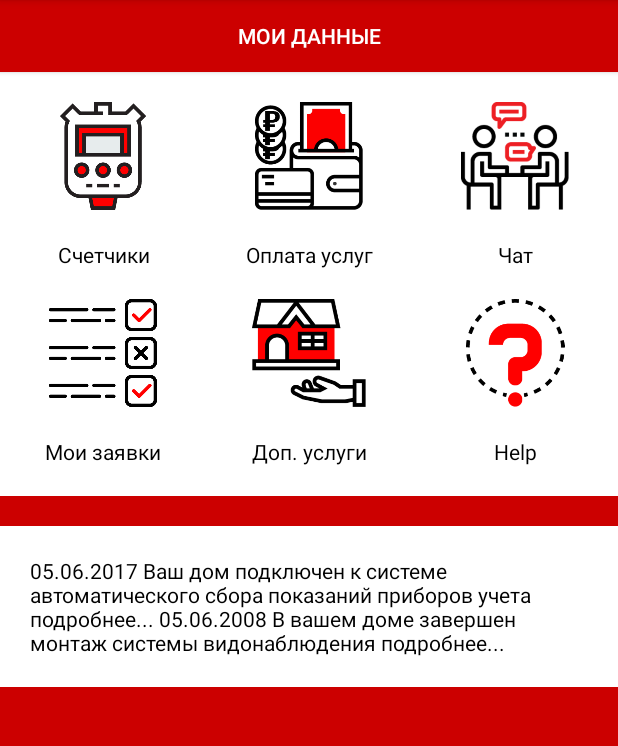
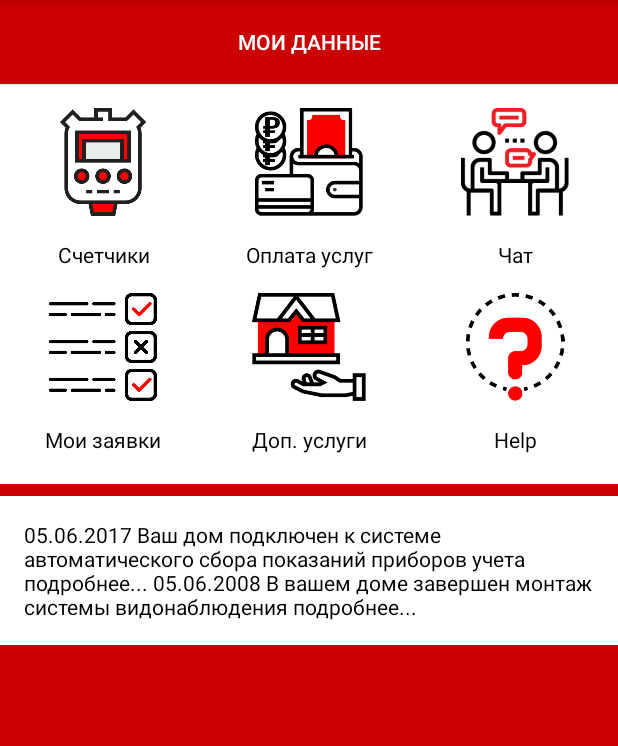
Before and after one commit to GermanMik/PayInHome, an Android app: the MainActivity screen opened directly, with no data from a screen before it, on a phone screen of 412 x 824 dp, the part 84-830 px from its top. Run offline under Robolectric (Android 15) with nearby library versions, the phone set to English and light mode, and no system bars.

Commit message:
Changed padding in activiti to 16dp

```diff
--- a/app/src/main/res/layout/content_main.xml
+++ b/app/src/main/res/layout/content_main.xml
@@ -16,13 +16,12 @@
         <LinearLayout
             android:layout_width="match_parent"
             android:layout_height="wrap_content"
-
             android:orientation="vertical">
 
             <Button
                 android:id="@+id/button3"
                 android:layout_width="match_parent"
-                android:layout_height="wrap_content"
+                android:layout_height="56dp"
                 android:background="@android:color/holo_red_dark"
                 android:text="@string/text_view_my_data"
                 android:textColor="@android:color/white" />
@@ -30,9 +29,7 @@
             <TableLayout
                 android:layout_width="match_parent"
                 android:layout_height="match_parent"
-                android:background="@android:color/white"
-
-                >
+                android:background="@android:color/white">
 
 
                 <TableRow
@@ -46,7 +43,7 @@
                         android:id="@+id/counters_button"
                         android:layout_width="72dp"
                         android:layout_height="72dp"
-                        android:layout_margin="20dp"
+                        android:layout_margin="16dp"
                         android:layout_weight="1"
                         android:background="@android:drawable/screen_background_light_transparent"
                         android:contentDescription="@string/button_counters"
@@ -57,7 +54,7 @@
                         android:id="@+id/pay_button"
                         android:layout_width="72dp"
                         android:layout_height="72dp"
-                        android:layout_margin="20dp"
+                        android:layout_margin="16dp"
                         android:layout_weight="1"
                         android:background="@android:drawable/screen_background_light_transparent"
                         android:contentDescription="@string/button_pay"
@@ -68,7 +65,7 @@
                         android:id="@+id/chat_button"
                         android:layout_width="72dp"
                         android:layout_height="72dp"
-                        android:layout_margin="20dp"
+                        android:layout_margin="16dp"
                         android:layout_weight="1"
                         android:background="@android:drawable/screen_background_light_transparent"
                         android:contentDescription="@string/button_chat"
@@ -124,7 +121,7 @@
                         android:id="@+id/quotes_button"
                         android:layout_width="72dp"
                         android:layout_height="72dp"
-                        android:layout_margin="20dp"
+                        android:layout_margin="16dp"
                         android:layout_weight="1"
                         android:background="@android:drawable/screen_background_light_transparent"
                         android:contentDescription="@string/button_quotes"
@@ -135,7 +132,7 @@
                         android:id="@+id/addit_button"
                         android:layout_width="72dp"
                         android:layout_height="72dp"
-                        android:layout_margin="20dp"
+                        android:layout_margin="16dp"
                         android:layout_weight="1"
                         android:background="@android:drawable/screen_background_light_transparent"
                         android:contentDescription="@string/button_additions"
@@ -146,7 +143,7 @@
                         android:id="@+id/last_button"
                         android:layout_width="72dp"
                         android:layout_height="72dp"
-                        android:layout_margin="20dp"
+                        android:layout_margin="16dp"
                         android:layout_weight="1"
                         android:background="@android:drawable/screen_background_light_transparent"
                         android:contentDescription="@string/button_helppage"
@@ -191,7 +188,7 @@
 
             <Space
                 android:layout_width="match_parent"
-                android:layout_height="20dp" />
+                android:layout_height="8dp" />
 
             <TextView
                 android:id="@+id/textView2"
@@ -199,7 +196,7 @@
                 android:layout_height="match_parent"
                 android:background="@android:color/white"
                 android:backgroundTintMode="screen"
-                android:padding="20dp"
+                android:padding="16dp"
                 android:text="@string/text_news"
                 android:textColor="@android:color/black" />
 
--- a/build.gradle
+++ b/build.gradle
@@ -7,7 +7,7 @@ buildscript {
         jcenter()
     }
     dependencies {
-        classpath 'com.android.tools.build:gradle:3.0.1'
+        classpath 'com.android.tools.build:gradle:3.1.0'
 
 
         // NOTE: Do not place your application dependencies here; they belong
```
Also changed, not shown: app/src/main/java/ru/android/payinhomev2/CountersData.java (added, +40 -0 lines), app/src/main/java/ru/android/payinhomev2/FragmentCountersAllData.java (added, +108 -0 lines), app/src/main/java/ru/android/payinhomev2/FragmentGetCountersData.java (added, +110 -0 lines), app/src/main/res/layout/activity_front_screen.xml (+5 -2 lines), app/src/main/res/values/strings.xml (+4 -4 lines), gradle/wrapper/gradle-wrapper.properties, 2 other files.
